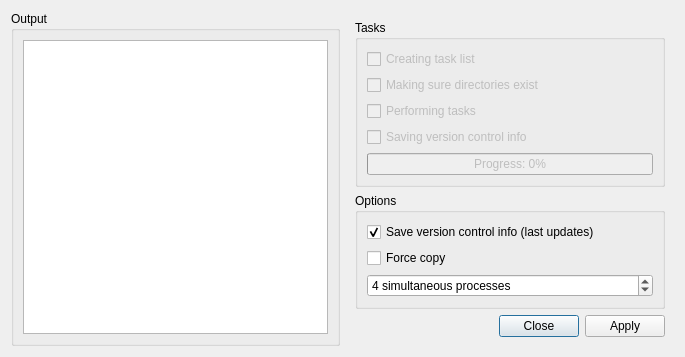
Above: src/nRPTDialog.ui from lucaspcamargo/neiatree before the change. Below: the same form after it.
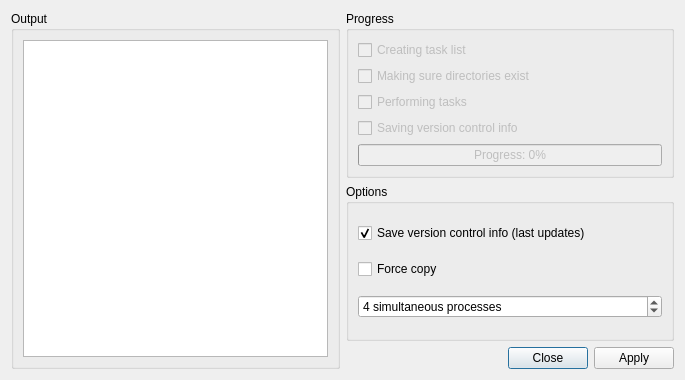
That is the form after the change.

Diff of the .ui file:
```diff
--- a/src/nRPTDialog.ui
+++ b/src/nRPTDialog.ui
@@ -7,7 +7,7 @@
     <x>0</x>
     <y>0</y>
     <width>685</width>
-    <height>319</height>
+    <height>380</height>
    </rect>
   </property>
   <property name="windowTitle">
@@ -36,10 +36,22 @@
    <item>
     <widget class="QWidget" name="widget" native="true">
      <layout class="QVBoxLayout" name="verticalLayout">
+      <property name="leftMargin">
+       <number>0</number>
+      </property>
+      <property name="topMargin">
+       <number>0</number>
+      </property>
+      <property name="rightMargin">
+       <number>0</number>
+      </property>
+      <property name="bottomMargin">
+       <number>0</number>
+      </property>
       <item>
        <widget class="QGroupBox" name="groupBox">
         <property name="title">
-         <string>Tasks</string>
+         <string>Progress</string>
         </property>
         <layout class="QVBoxLayout" name="verticalLayout_2">
          <item>
@@ -169,6 +181,9 @@
         <property name="standardButtons">
          <set>QDialogButtonBox::Apply|QDialogButtonBox::Close</set>
         </property>
+        <property name="centerButtons">
+         <bool>false</bool>
+        </property>
        </widget>
       </item>
      </layout>
```
Left out of the diff: 7 changed lines with no effect on the pictures.
